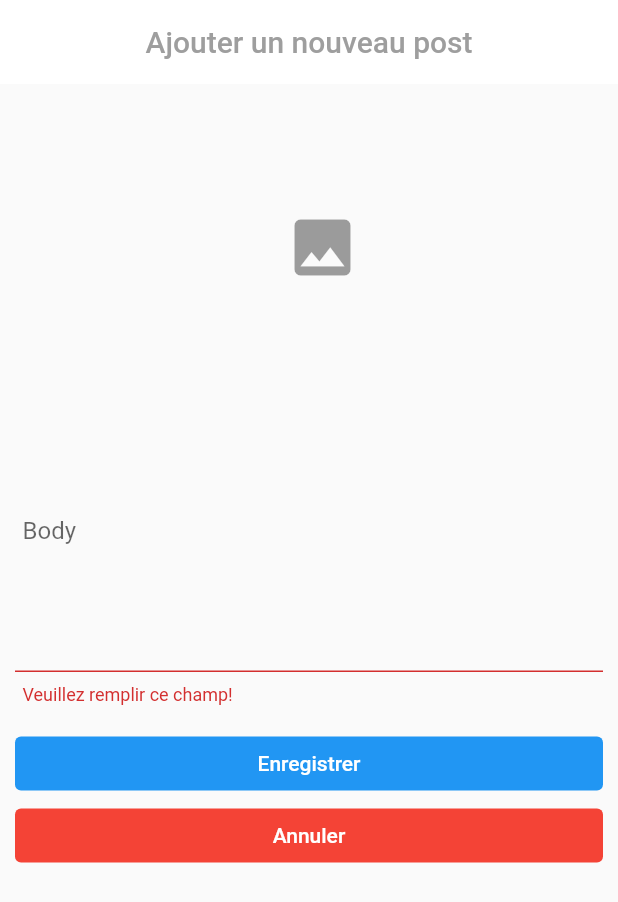
After one commit to RamananaThuMingThierry/App_Flutter_Blog, a Flutter app: the PostForm screen opened directly, after a tap on "Enregistrer", on a phone screen of 412 x 824 dp. The commit adds this screen. Shown: the top 902 px of the screen. Run offline on Flutter 3.47's test engine with Material 2 defaults, Android fonts, the phone set to English and light mode, and no system bars; our stand-ins replace image_picker, shared_preferences; accounts and stored records are empty.

Commit message:
Terminer la page PostForm

```diff
--- a/lib/constants/constants.dart
+++ b/lib/constants/constants.dart
@@ -26,11 +26,11 @@ InputDecoration kInputDecoration(String label){
 
 /** -------------- Button --------------------- **/
 
-TextButton kTextButton(String label, Function onPressed){
+TextButton kTextButton(String label, Function onPressed, Color? color){
   return TextButton(
     child: Text(label, style: TextStyle(color: Colors.white),),
     style: ButtonStyle(
-      backgroundColor: MaterialStateColor.resolveWith((states) => Colors.blue),
+      backgroundColor: MaterialStateColor.resolveWith((states) => color!),
       padding: MaterialStateProperty.resolveWith((states) => EdgeInsets.symmetric(vertical: 10))
     ),
     onPressed: () => onPressed(),
--- a/lib/main.dart
+++ b/lib/main.dart
@@ -14,10 +14,6 @@ class MyApp extends StatelessWidget {
     return MaterialApp(
       title: 'Flutter Demo',
       debugShowCheckedModeBanner: false,
-      theme: ThemeData(
-        colorScheme: ColorScheme.fromSeed(seedColor: Colors.blue),
-        useMaterial3: true,
-      ),
       home: Loading(),
     );
   }
--- a/lib/screens/auth/login.dart
+++ b/lib/screens/auth/login.dart
@@ -81,7 +81,7 @@ class _LoginState extends State<Login> {
                     loginUser();
                   });
               }
-            }),
+            }, Colors.blue),
 
             SizedBox(height: 10,),
 
--- a/lib/screens/auth/register.dart
+++ b/lib/screens/auth/register.dart
@@ -108,7 +108,7 @@ class _RegisterState extends State<Register> {
                   _registerUser();
                 });
               }
-            }),
+            }, Colors.blue),
 
             SizedBox(height: 10,),
 
--- /dev/null
+++ b/lib/screens/posts/post_form.dart
@@ -0,0 +1,103 @@
+import 'dart:io';
+import 'dart:math';
+
+import 'package:blog/constants/constants.dart';
+import 'package:blog/screens/home.dart';
+import 'package:flutter/material.dart';
+import 'package:image_picker/image_picker.dart';
+
+class PostForm extends StatefulWidget {
+  const PostForm({Key? key}) : super(key: key);
+
+  @override
+  State<PostForm> createState() => _PostFormState();
+}
+
+class _PostFormState extends State<PostForm> {
+  /** ---------- Déclarations des variables ---------------- **/
+  final GlobalKey<FormState> _formKey = GlobalKey<FormState>();
+  final TextEditingController body = TextEditingController();
+  bool loading = false;
+  File? imageFile;
+  final _picker = ImagePicker();
+
+  Future getImage() async{
+    final pickerFile = await _picker.pickImage(source: ImageSource.gallery);
+    if(pickerFile != null){
+        setState(() {
+          imageFile = File(pickerFile.path);
+        });
+    }
+  }
+
+  @override
+  Widget build(BuildContext context) {
+    return Scaffold(
+      appBar: AppBar(
+        elevation: 0,
+        backgroundColor: Colors.white,
+        title: Text("Ajouter un nouveau post", style: TextStyle(color: Colors.grey),),
+        centerTitle: true,
+      ),
+      body: loading
+      ? Center(
+        child: CircularProgressIndicator(),
+      )
+      : ListView(
+        children: [
+          Container(
+            width: MediaQuery.of(context).size.width,
+            height: 200,
+            decoration: BoxDecoration(
+              image: imageFile == null
+                  ? null
+                  : DecorationImage(
+                  image: FileImage(imageFile ?? File('')),
+                  fit: BoxFit.cover
+              ),
+            ),
+            child: Center(
+              child: IconButton(
+                icon: Icon(Icons.image, size: 50, color: Colors.black38,),
+                onPressed: (){
+                  getImage();
+                },
+              ),
+            ),
+          ),
+          Form(
+              key: _formKey,
+              child: Padding(
+                 padding: EdgeInsets.symmetric(horizontal: 10, vertical: 5),
+                 child: TextFormField(
+                   controller: body,
+                   keyboardType: TextInputType.multiline,
+                   maxLines: 9,
+                   validator: (value) =>
+                     value!.isEmpty
+                     ? "Veuillez remplir ce champ!"
+                     : null,
+                   decoration: kInputDecoration("Body"),
+                 ),
+              ),
+          ),
+            SizedBox(height: 10,),
+            Padding(
+              padding: const EdgeInsets.symmetric(horizontal: 10),
+              child: kTextButton("Enregistrer", (){
+                if(_formKey.currentState!.validate()){
+                  setState(() {
+                    loading = !loading;
+                  });
+                }
+              }, Colors.blue),
+            ),
+              Padding(
+                padding: const EdgeInsets.symmetric(horizontal: 10),
+                child: kTextButton("Annuler", () => Navigator.pushAndRemoveUntil(context, MaterialPageRoute(builder: (ctx) => Home()), (route) => false), Colors.red),
+              ),
+            ],
+      ),
+    );
+  }
+}
```
Also changed, not shown: lib/screens/home.dart (+35 -0 lines), lib/screens/posts/post_screen.dart (added, +19 -0 lines), lib/screens/profiles/profiles.dart (added, +17 -0 lines), lib/models/post.dart (added).
